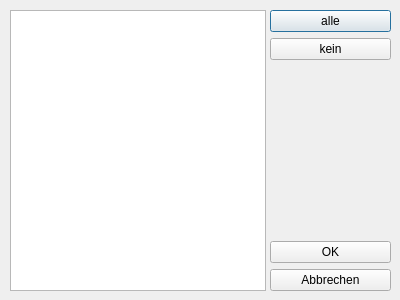
Before: the Qt Designer form dialog_dataselection.ui in 15831944/CBrain, drawn with Qt 5.
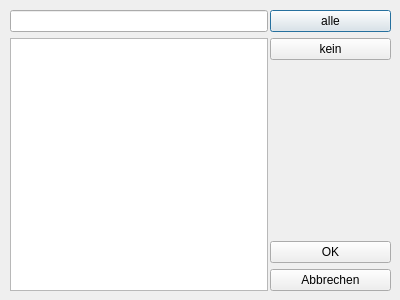
After: the same form once the commit is applied.

Commit message: dialog_dataselection verbessert

```diff
--- a/dialog_dataselection.ui
+++ b/dialog_dataselection.ui
@@ -16,20 +16,7 @@
   <property name="modal">
    <bool>true</bool>
   </property>
-  <widget class="QListWidget" name="listWidget">
-   <property name="geometry">
-    <rect>
-     <x>10</x>
-     <y>10</y>
-     <width>256</width>
-     <height>281</height>
-    </rect>
-   </property>
-   <property name="autoFillBackground">
-    <bool>true</bool>
-   </property>
-  </widget>
-  <widget class="QWidget" name="">
+  <widget class="QWidget" name="layoutWidget">
    <property name="geometry">
     <rect>
      <x>270</x>
@@ -82,6 +69,28 @@
     </item>
    </layout>
   </widget>
+  <widget class="QWidget" name="">
+   <property name="geometry">
+    <rect>
+     <x>10</x>
+     <y>10</y>
+     <width>258</width>
+     <height>281</height>
+    </rect>
+   </property>
+   <layout class="QVBoxLayout" name="verticalLayout_2">
+    <item>
+     <widget class="QLineEdit" name="lineEdit_filter"/>
+    </item>
+    <item>
+     <widget class="QListWidget" name="listWidget">
+      <property name="autoFillBackground">
+       <bool>true</bool>
+      </property>
+     </widget>
+    </item>
+   </layout>
+  </widget>
  </widget>
  <resources/>
  <connections/>
```
Left out of the diff: 8 changed lines with no effect on the pictures. The commit also changes 17 other files.
